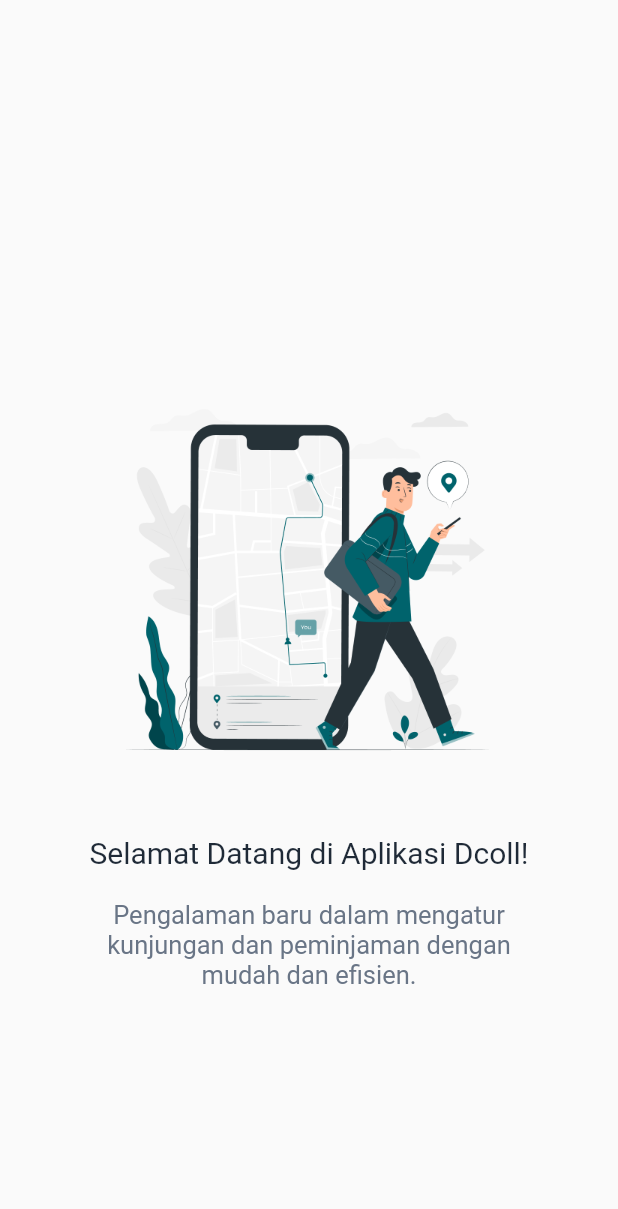
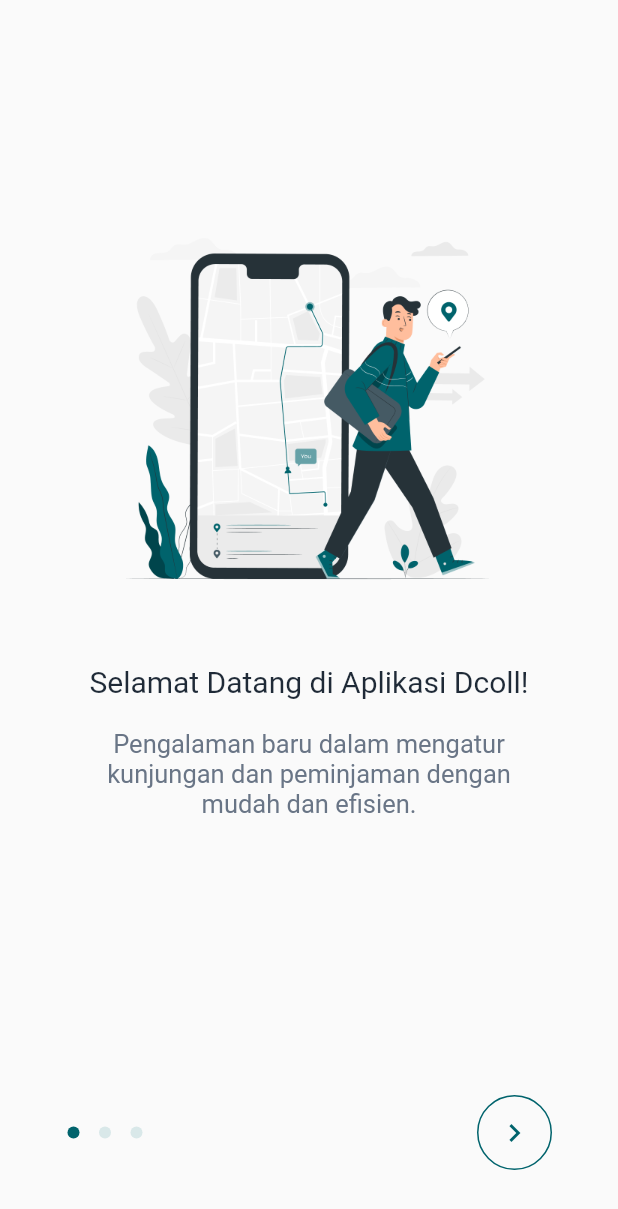
Before and after one commit to RaihanDwiPratama/explore_flutter, a Flutter app: the screen it shows after launch, on a phone screen of 412 x 824 dp. Shown: the top 1209 px of the screen. Run offline on Flutter 3.47's test engine with Material 2 defaults, Android fonts, the phone set to English and light mode, and no system bars; missing offline and left inert: onboarding; Roboto replaces fonts that are missing (Poppins-Medium, Poppins-Regular).

Commit message:
feat: done fix ui onboarding DCOLL page

```diff
--- a/onboarding_using_pageview/lib/presentations/screens/onboarding_screen.dart
+++ b/onboarding_using_pageview/lib/presentations/screens/onboarding_screen.dart
@@ -14,23 +14,29 @@ class _OnboardingScreenState extends State<OnboardingScreen> {
     initialPage: 0,
   );
 
-  List<String> _image = [
+  final List<String> _image = [
     'assets/images/splash1.png',
     'assets/images/splash2.png',
     'assets/images/splash3.png',
   ];
 
-  List<String> _title = [
+  final List<String> _title = [
     'Selamat Datang di Aplikasi Dcoll!',
     'Kenali Fitur Utama Aplikasi Kami',
     'Selamat Datang di Aplikasi Dcoll!',
   ];
 
-  List<String> _subtitle = [
+  final List<String> _subtitle = [
     'Pengalaman baru dalam mengatur kunjungan dan peminjaman dengan mudah dan efisien.',
     'Pengalaman baru dalam mengatur kunjungan dan peminjaman dengan mudah dan efisien.',
     'Pelajari bagaimana aplikasi kami membantu mengelola aktivitas kunjungan anda.',
   ];
+
+  @override
+  void initState() {
+    // TODO: implement initState
+    super.initState();
+  }
 
   @override
   void dispose() {
@@ -40,7 +46,8 @@ class _OnboardingScreenState extends State<OnboardingScreen> {
 
   @override
   Widget build(BuildContext context) {
-    return PageView.builder(
+    return Scaffold(
+      body: PageView.builder(
         itemCount: _image.length,
         itemBuilder: (context, index) {
           return SplashWidget(
@@ -49,6 +56,62 @@ class _OnboardingScreenState extends State<OnboardingScreen> {
             subtitle: _subtitle[index],
           );
         },
+      ),
+      bottomNavigationBar: Padding(
+        padding: const EdgeInsets.all(45.0),
+        child: Row(
+          mainAxisAlignment: MainAxisAlignment.spaceBetween,
+          children: [
+            SizedBox(
+              width: 50,
+              child: Row(
+                mainAxisAlignment: MainAxisAlignment.spaceBetween,
+                children: [
+                  Container(
+                    width: 8,
+                    height: 8,
+                    decoration: BoxDecoration(
+                      borderRadius: BorderRadius.circular(4),
+                      color: const Color(0xff00636C),
+                    ),
+                  ),
+                  Container(
+                    width: 8,
+                    height: 8,
+                    decoration: BoxDecoration(
+                      borderRadius: BorderRadius.circular(4),
+                      color: const Color(0xffD9E8E9),
+                    ),
+                  ),
+                  Container(
+                    width: 8,
+                    height: 8,
+                    decoration: BoxDecoration(
+                      borderRadius: BorderRadius.circular(4),
+                      color: const Color(0xffD9E8E9),
+                    ),
+                  ),
+                ],
+              ),
+            ),
+            Container(
+              width: 48,
+              height: 48,
+              decoration: BoxDecoration(
+                borderRadius: BorderRadius.circular(24),
+                border: Border.all(
+                  strokeAlign: 1,
+                  color: const Color(0xff00636C),
+                ),
+              ),
+              child: const Icon(
+                Icons.chevron_right,
+                color: Color(0xff00636C),
+              ),
+            ),
+          ],
+        ),
+      ),
     );
   }
 }
--- a/onboarding_using_pageview/lib/presentations/widgets/splash_widget.dart
+++ b/onboarding_using_pageview/lib/presentations/widgets/splash_widget.dart
@@ -19,9 +19,7 @@ class SplashWidget extends StatefulWidget {
 class _SplashWidgetState extends State<SplashWidget> {
   @override
   Widget build(BuildContext context) {
-    return Scaffold(
-      body: SingleChildScrollView(
-        child: Padding(
+    return Padding(
       padding: const EdgeInsets.all(45.0),
       child: SizedBox(
         height: MediaQuery.of(context).size.height,
@@ -55,8 +53,6 @@ class _SplashWidgetState extends State<SplashWidget> {
           ],
         ),
       ),
-        ),
-      ),
     );
   }
 }
```
Lines whose indentation alone changed are shown as unchanged.
